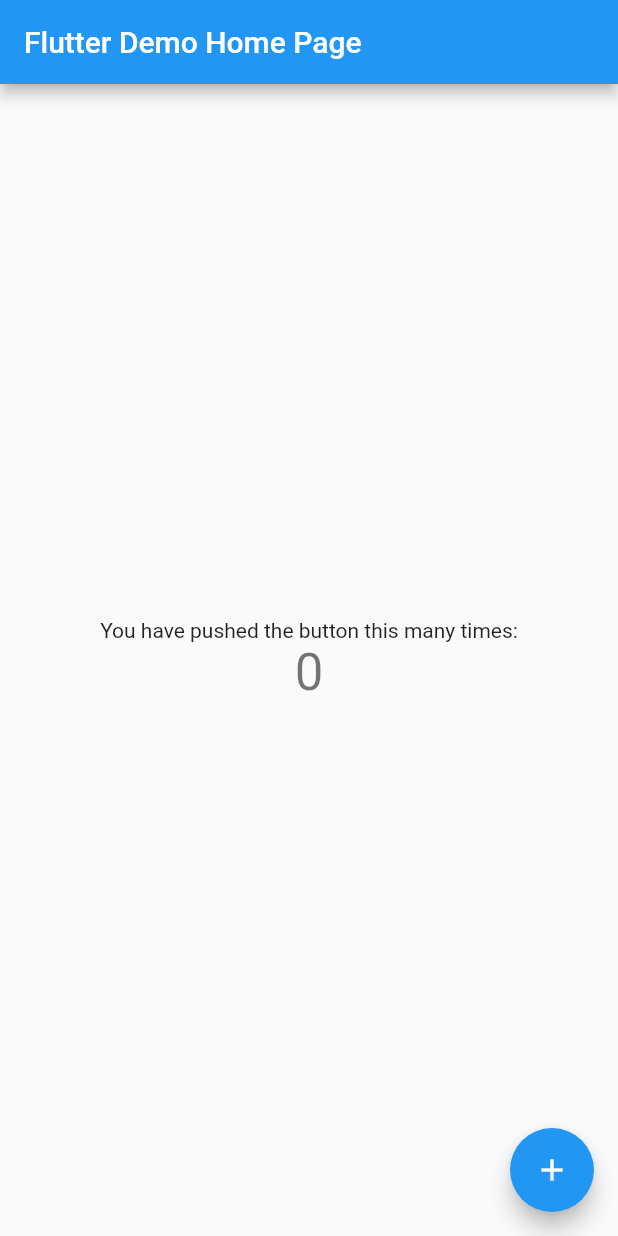
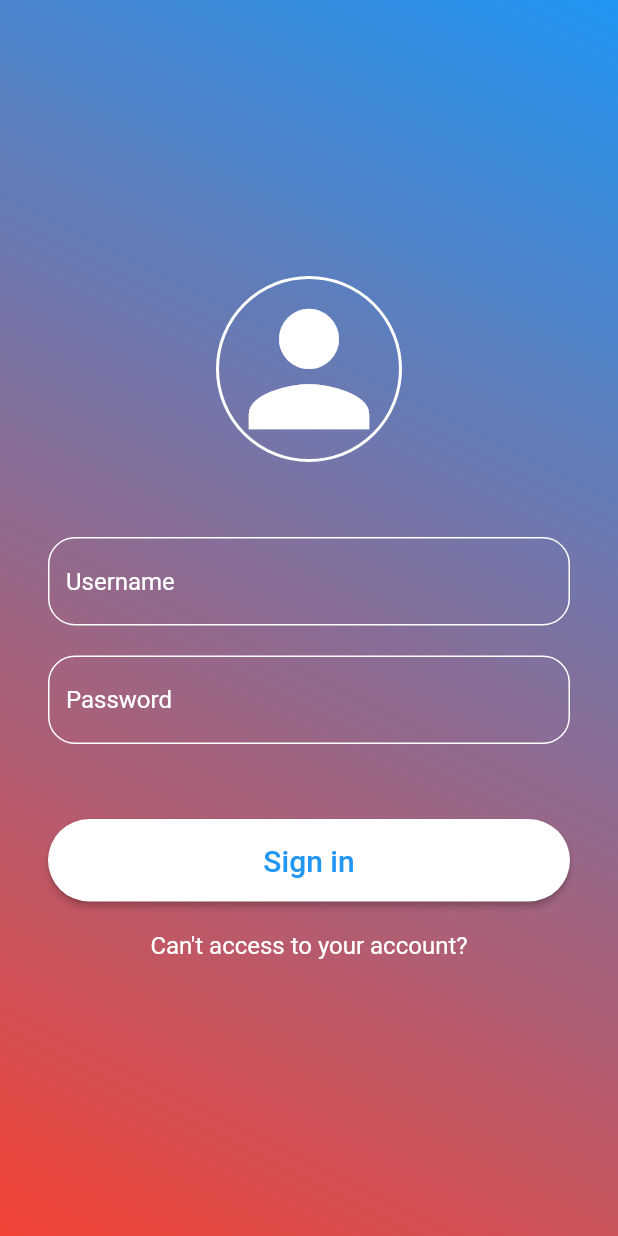
Before and after one commit to Ozanakts58/untitled20, a Flutter app: the screen it shows after launch, on a phone screen of 412 x 824 dp. Run offline on Flutter 3.47's test engine with Material 2 defaults, Android fonts, the phone set to English and light mode, and no system bars.

Commit message:
login 1 commint

```diff
--- a/lib/main.dart
+++ b/lib/main.dart
@@ -1,4 +1,5 @@
 import 'package:flutter/material.dart';
+import 'package:untitled18/pages/login_page.dart';
 
 void main() {
   runApp(const MyApp());
@@ -13,103 +14,9 @@
     return MaterialApp(
       title: 'Flutter Demo',
       theme: ThemeData(
-        // This is the theme of your application.
-        //
-        // Try running your application with "flutter run". You'll see the
-        // application has a blue toolbar. Then, without quitting the app, try
-        // changing the primarySwatch below to Colors.green and then invoke
-        // "hot reload" (press "r" in the console where you ran "flutter run",
-        // or simply save your changes to "hot reload" in a Flutter IDE).
-        // Notice that the counter didn't reset back to zero; the application
-        // is not restarted.
         primarySwatch: Colors.blue,
       ),
-      home: const MyHomePage(title: 'Flutter Demo Home Page'),
+      home: LoginPage(),
     );
   }
 }
-
-class MyHomePage extends StatefulWidget {
-  const MyHomePage({super.key, required this.title});
-
-  // This widget is the home page of your application. It is stateful, meaning
-  // that it has a State object (defined below) that contains fields that affect
-  // how it looks.
-
-  // This class is the configuration for the state. It holds the values (in this
-  // case the title) provided by the parent (in this case the App widget) and
-  // used by the build method of the State. Fields in a Widget subclass are
-  // always marked "final".
-
-  final String title;
-
-  @override
-  State<MyHomePage> createState() => _MyHomePageState();
-}
-
-class _MyHomePageState extends State<MyHomePage> {
-  int _counter = 0;
-
-  void _incrementCounter() {
-    setState(() {
-      // This call to setState tells the Flutter framework that something has
-      // changed in this State, which causes it to rerun the build method below
-      // so that the display can reflect the updated values. If we changed
-      // _counter without calling setState(), then the build method would not be
-      // called again, and so nothing would appear to happen.
-      _counter++;
-    });
-  }
-
-  @override
-  Widget build(BuildContext context) {
-    // This method is rerun every time setState is called, for instance as done
-    // by the _incrementCounter method above.
-    //
-    // The Flutter framework has been optimized to make rerunning build methods
-    // fast, so that you can just rebuild anything that needs updating rather
-    // than having to individually change instances of widgets.
-    return Scaffold(
-      appBar: AppBar(
-        // Here we take the value from the MyHomePage object that was created by
-        // the App.build method, and use it to set our appbar title.
-        title: Text(widget.title),
-      ),
-      body: Center(
-        // Center is a layout widget. It takes a single child and positions it
-        // in the middle of the parent.
-        child: Column(
-          // Column is also a layout widget. It takes a list of children and
-          // arranges them vertically. By default, it sizes itself to fit its
-          // children horizontally, and tries to be as tall as its parent.
-          //
-          // Invoke "debug painting" (press "p" in the console, choose the
-          // "Toggle Debug Paint" action from the Flutter Inspector in Android
-          // Studio, or the "Toggle Debug Paint" command in Visual Studio Code)
-          // to see the wireframe for each widget.
-          //
-          // Column has various properties to control how it sizes itself and
-          // how it positions its children. Here we use mainAxisAlignment to
-          // center the children vertically; the main axis here is the vertical
-          // axis because Columns are vertical (the cross axis would be
-          // horizontal).
-          mainAxisAlignment: MainAxisAlignment.center,
-          children: <Widget>[
-            const Text(
-              'You have pushed the button this many times:',
-            ),
-            Text(
-              '$_counter',
-              style: Theme.of(context).textTheme.headline4,
-            ),
-          ],
-        ),
-      ),
-      floatingActionButton: FloatingActionButton(
-        onPressed: _incrementCounter,
-        tooltip: 'Increment',
-        child: const Icon(Icons.add),
-      ), // This trailing comma makes auto-formatting nicer for build methods.
-    );
-  }
-}
--- /dev/null
+++ b/lib/pages/login_page.dart
@@ -0,0 +1,112 @@
+import 'package:flutter/material.dart';
+
+
+
+class LoginPage extends StatefulWidget {
+  @override
+  State<LoginPage> createState() => _LoginPageState();
+}
+
+class _LoginPageState extends State<LoginPage> {
+  TextEditingController usernameController = TextEditingController();
+  TextEditingController passwordController = TextEditingController();
+
+  @override
+  Widget build(BuildContext context) {
+    return Container(
+      decoration: const BoxDecoration(
+          gradient: LinearGradient(
+            begin: Alignment.topRight,
+            end: Alignment.bottomLeft,
+            colors: [
+              Colors.blue,
+              Colors.red,
+            ],
+          )),
+      child: Scaffold(
+        backgroundColor: Colors.transparent,
+        body: _page(),
+      ),
+    );
+  }
+
+  Widget _page() {
+    return Padding(
+      padding: const EdgeInsets.all(32.0),
+      child: Center(
+        child: Column(
+          mainAxisAlignment: MainAxisAlignment.center,
+          children: [
+            _icon(),
+            const SizedBox(height: 50),
+            _inputField("Username", usernameController),
+            const SizedBox(height: 20),
+            _inputField("Password", passwordController, isPassword: true),
+            const SizedBox(height: 50),
+            _loginBtn(),
+            const SizedBox(height: 20),
+            _extraText(),
+          ],
+        ),
+      ),
+    );
+  }
+
+  Widget _icon() {
+    return Container(
+      decoration: BoxDecoration(
+          border: Border.all(color: Colors.white, width: 2),
+          shape: BoxShape.circle),
+      child: const Icon(Icons.person, color: Colors.white, size: 120),
+    );
+  }
+
+  Widget _inputField(String hintText, TextEditingController controller,
+      {isPassword = false}) {
+    var border = OutlineInputBorder(
+        borderRadius: BorderRadius.circular(18),
+        borderSide: const BorderSide(color: Colors.white));
+
+    return TextField(
+      style: const TextStyle(color: Colors.white),
+      controller: controller,
+      decoration: InputDecoration(
+        hintText: hintText,
+        hintStyle: const TextStyle(color: Colors.white),
+        enabledBorder: border,
+        focusedBorder: border,
+      ),
+      obscureText: isPassword,
+    );
+  }
+
+  Widget _loginBtn() {
+    return ElevatedButton(
+      onPressed: () {
+        debugPrint("Username : " + usernameController.text);
+        debugPrint("Password : " + passwordController.text);
+      },
+      style: ElevatedButton.styleFrom(
+        foregroundColor: Colors.blue,
+        backgroundColor: Colors.white,
+        shape: const StadiumBorder(),
+        padding: const EdgeInsets.symmetric(vertical: 16),
+      ),
+      child: const SizedBox(
+          width: double.infinity,
+          child: Text(
+            "Sign in ",
+            textAlign: TextAlign.center,
+            style: TextStyle(fontSize: 20),
+          )),
+    );
+  }
+
+  Widget _extraText() {
+    return const Text(
+      "Can't access to your account?",
+      textAlign: TextAlign.center,
+      style: TextStyle(fontSize: 16, color: Colors.white),
+    );
+  }
+}
```
